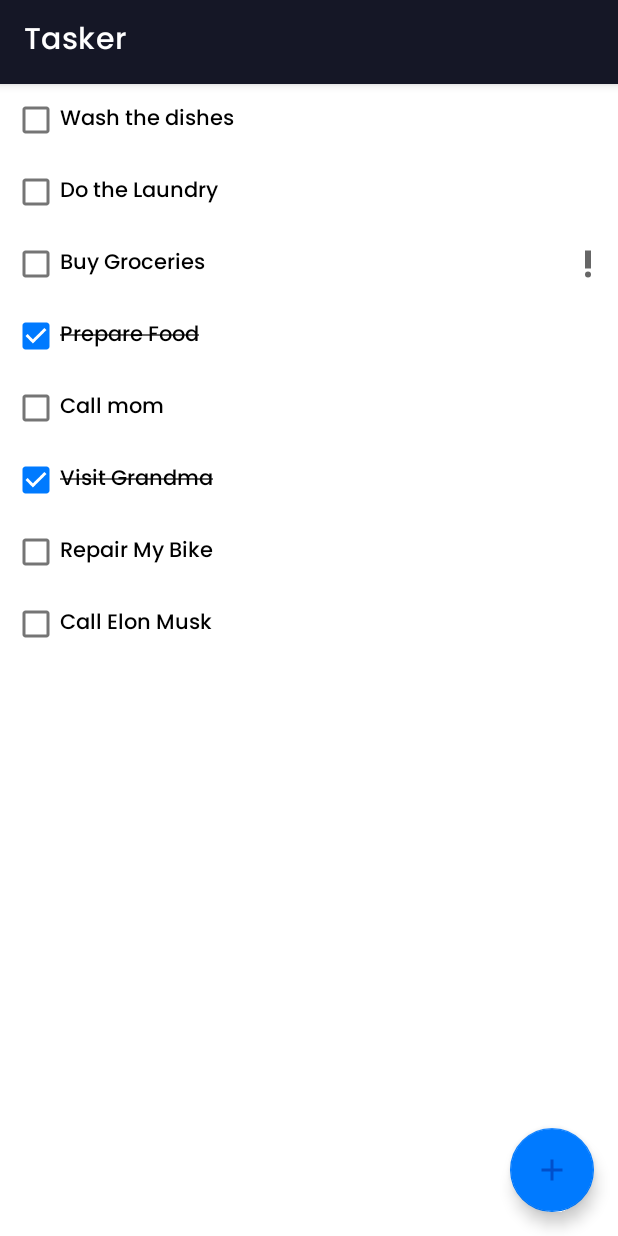
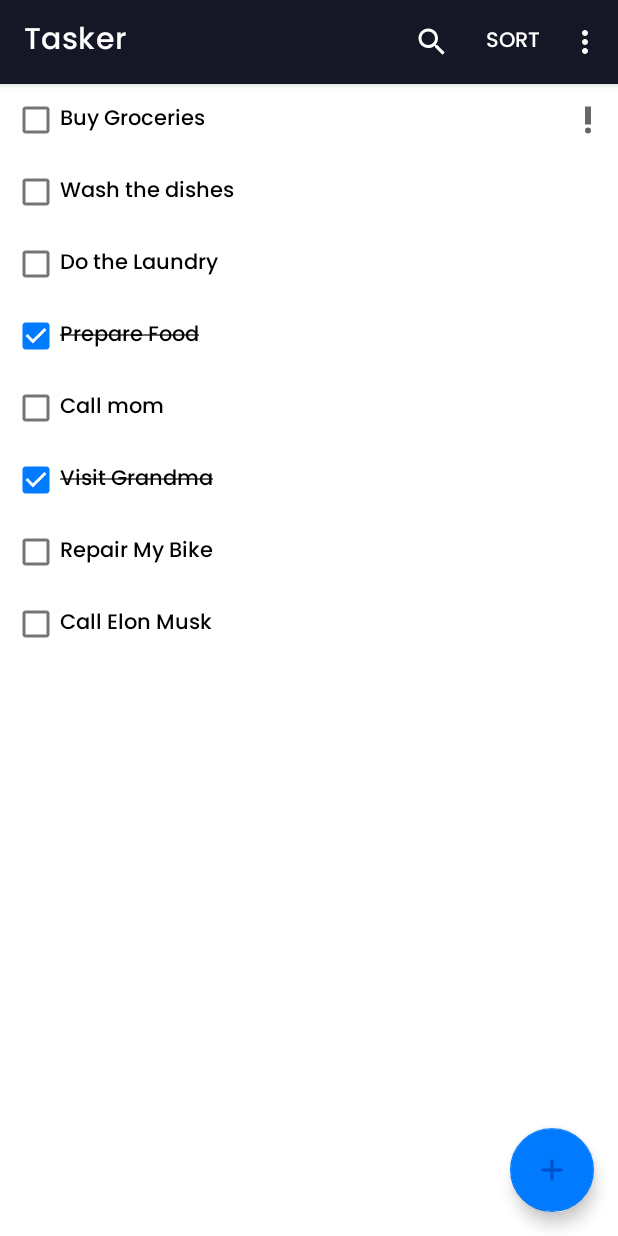
Before and after one commit to iamspathan/Tasker---It-s-Done, an Android app: the screen it shows after launch (MainActivity), on a phone screen of 412 x 824 dp. Run offline under Robolectric (Android 15) with nearby library versions, the phone set to English and light mode, and no system bars; our stand-ins replace Dagger/Hilt's generated code, Room's generated code; libraries missing offline, so code that uses them is left out: androidx.hilt.lifecycle.

Commit message:
Option menu and Search View added

```diff
--- a/app/src/main/java/dev/iamspathan/tasker/data/TaskDao.kt
+++ b/app/src/main/java/dev/iamspathan/tasker/data/TaskDao.kt
@@ -21,10 +21,7 @@ interface TaskDao {
     @Delete
     suspend fun delete(task: Task)
 
-    @Query("SELECT * FROM task_table")
-    fun getTask(): Flow<List<Task>>
-
-
-
+    @Query("SELECT * FROM task_table WHERE name LIKE '%' || :searchQuery || '%'  ORDER BY important DESC")
+    fun getTask(searchQuery : String): Flow<List<Task>>
 
 }
--- a/app/src/main/java/dev/iamspathan/tasker/ui/tasks/TaskFragment.kt
+++ b/app/src/main/java/dev/iamspathan/tasker/ui/tasks/TaskFragment.kt
@@ -1,7 +1,11 @@
 package dev.iamspathan.tasker.ui.tasks
 
 import android.os.Bundle
+import android.view.Menu
+import android.view.MenuInflater
+import android.view.MenuItem
 import android.view.View
+import androidx.appcompat.widget.SearchView
 import androidx.fragment.app.Fragment
 import androidx.fragment.app.viewModels
 import androidx.lifecycle.Observer
@@ -9,6 +13,7 @@ import androidx.recyclerview.widget.LinearLayoutManager
 import dagger.hilt.android.AndroidEntryPoint
 import dev.iamspathan.tasker.R
 import dev.iamspathan.tasker.databinding.FragmentTaskBinding
+import dev.iamspathan.tasker.util.onQueryTextChanged
 
 @AndroidEntryPoint
 class TaskFragment : Fragment(R.layout.fragment_task) {
@@ -34,6 +39,45 @@ class TaskFragment : Fragment(R.layout.fragment_task) {
             taskAdapter.submitList(it)
         }
 
+        setHasOptionsMenu(true)
+
+    }
+
+    override fun onCreateOptionsMenu(menu: Menu, inflater: MenuInflater) {
+        inflater.inflate(R.menu.menu_fragment_task, menu)
+        val searchItem = menu.findItem(R.id.action_search)
+        val searchView = searchItem.actionView as SearchView
+        searchView.onQueryTextChanged {
+            viewModel.searchQuery.value = it
+        }
+    }
+
+    override fun onOptionsItemSelected(item: MenuItem): Boolean {
+
+        return when(item.itemId){
+
+            R.id.action_sort_by_name -> {
+
+                true
+            }
+
+            R.id.action_sort_by_date_created -> {
+
+                true
+            }
+
+            R.id.action_hide_completed_all_task -> {
+
+
+                true
+            }
+            else -> super.onOptionsItemSelected(item)
+
+
+
+        }
+
+
     }
 
 }
--- a/app/src/main/java/dev/iamspathan/tasker/ui/tasks/TaskViewModel.kt
+++ b/app/src/main/java/dev/iamspathan/tasker/ui/tasks/TaskViewModel.kt
@@ -4,11 +4,20 @@ import androidx.hilt.lifecycle.ViewModelInject
 import androidx.lifecycle.ViewModel
 import androidx.lifecycle.asLiveData
 import dev.iamspathan.tasker.data.TaskDao
+import kotlinx.coroutines.flow.MutableStateFlow
+import kotlinx.coroutines.flow.flatMapLatest
 
 class TaskViewModel @ViewModelInject constructor(
     private val taskDao: TaskDao
 ): ViewModel() {
 
-    val tasks  = taskDao.getTask().asLiveData()
+
+    val searchQuery = MutableStateFlow("")
+
+    private val taskFlow= searchQuery.flatMapLatest {
+        taskDao.getTask(it)
+    }
+
+    val tasks  = taskFlow.asLiveData()
 
 }
--- /dev/null
+++ b/app/src/main/java/dev/iamspathan/tasker/util/ViewExtensions.kt
@@ -0,0 +1,16 @@
+package dev.iamspathan.tasker.util
+
+import androidx.appcompat.widget.SearchView
+
+inline fun SearchView.onQueryTextChanged(crossinline listener : (String) -> Unit){
+    this.setOnQueryTextListener(object : SearchView.OnQueryTextListener {
+        override fun onQueryTextSubmit(query: String?): Boolean {
+            return true
+        }
+
+        override fun onQueryTextChange(newText: String?): Boolean {
+            listener(newText.orEmpty())
+            return true
+        }
+    })
+}
--- /dev/null
+++ b/app/src/main/res/drawable/ic_baseline_search_24.xml
@@ -0,0 +1,10 @@
+<vector xmlns:android="http://schemas.android.com/apk/res/android"
+    android:width="24dp"
+    android:height="24dp"
+    android:viewportWidth="24"
+    android:viewportHeight="24"
+    android:tint="?attr/colorControlNormal">
+  <path
+      android:fillColor="@android:color/white"
+      android:pathData="M15.5,14h-0.79l-0.28,-0.27C15.41,12.59 16,11.11 16,9.5 16,5.91 13.09,3 9.5,3S3,5.91 3,9.5 5.91,16 9.5,16c1.61,0 3.09,-0.59 4.23,-1.57l0.27,0.28v0.79l5,4.99L20.49,19l-4.99,-5zM9.5,14C7.01,14 5,11.99 5,9.5S7.01,5 9.5,5 14,7.01 14,9.5 11.99,14 9.5,14z"/>
+</vector>
--- /dev/null
+++ b/app/src/main/res/drawable/ic_baseline_sort_24.xml
@@ -0,0 +1,10 @@
+<vector xmlns:android="http://schemas.android.com/apk/res/android"
+    android:width="24dp"
+    android:height="24dp"
+    android:viewportWidth="24"
+    android:viewportHeight="24"
+    android:tint="?attr/colorControlNormal">
+  <path
+      android:fillColor="@android:color/white"
+      android:pathData="M3,18h6v-2L3,16v2zM3,6v2h18L21,6L3,6zM3,13h12v-2L3,11v2z"/>
+</vector>
--- /dev/null
+++ b/app/src/main/res/menu/menu_fragment_task.xml
@@ -0,0 +1,38 @@
+<?xml version="1.0" encoding="utf-8"?>
+<menu xmlns:android="http://schemas.android.com/apk/res/android"
+    xmlns:app="http://schemas.android.com/apk/res-auto">
+
+    <item
+        android:id="@+id/action_search"
+        android:title="@string/search"
+        android:icon="@drawable/ic_baseline_search_24"
+        app:actionViewClass="androidx.appcompat.widget.SearchView"
+        app:showAsAction="always|collapseActionView" />
+
+    <item
+        android:id="@+id/action_sort"
+        android:title="@string/sort"
+        app:showAsAction="always">
+
+        <menu>
+            <item
+                android:id="@+id/action_sort_by_name"
+                android:title="@string/sort_by_name" />
+
+            <item
+                android:id="@+id/action_sort_by_date_created"
+                android:title="@string/sort_by_date_created" />
+        </menu>
+    </item>
+
+    <item
+        android:id="@+id/action_hide_completed_all_task"
+        android:checkable="true"
+        app:showAsAction="never"
+        android:title="@string/hide_completed" />
+
+    <item
+        android:id="@+id/action_delete_all_completed_task"
+        android:title="@string/delete_all_completed"
+        app:showAsAction="never"/>
+</menu>
--- a/app/src/main/res/values/strings.xml
+++ b/app/src/main/res/values/strings.xml
@@ -4,4 +4,10 @@
     <string name="hint_task_name">Task Name</string>
     <string name="important_task">Important Task</string>
     <string name="save_the_task_cd">Save The Task</string>
+    <string name="delete_all_completed">Delete All Completed</string>
+    <string name="search">Search</string>
+    <string name="sort">Sort</string>
+    <string name="sort_by_name">Sort by Name</string>
+    <string name="sort_by_date_created">Sort by Date Created</string>
+    <string name="hide_completed">Hide Completed</string>
 </resources>
```
